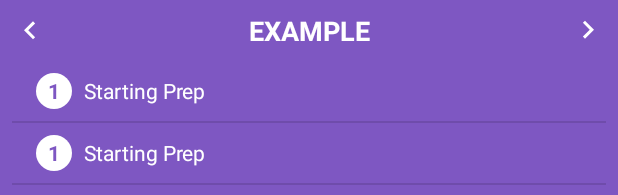
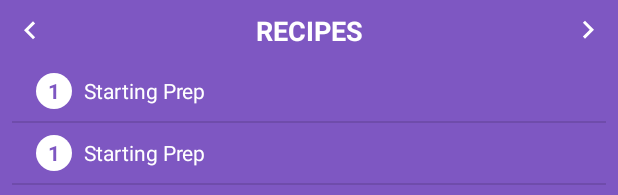
Before and after one commit to Rafaellg/android-baking, an Android app: the layout home_widget.xml on its own in the app's theme, with its tools: preview values and no code run, on a phone screen of 412 x 824 dp. Shown: the top 195 px of the screen. Run offline under Robolectric (Android 15) with nearby library versions, the phone set to English and light mode, and no system bars.

Commit message:
Widget click opening app;

```diff
--- a/app/src/main/res/layout/home_widget.xml
+++ b/app/src/main/res/layout/home_widget.xml
@@ -4,7 +4,9 @@
     xmlns:tools="http://schemas.android.com/tools"
     android:background="@color/colorAccent"
     android:orientation="vertical"
-    android:padding="@dimen/widget_margin">
+    android:paddingTop="@dimen/widget_margin"
+    android:paddingLeft="@dimen/widget_margin"
+    android:paddingRight="@dimen/widget_margin">
 
     <LinearLayout
         android:layout_width="match_parent"
--- a/app/src/main/res/layout/item_widget_step_list.xml
+++ b/app/src/main/res/layout/item_widget_step_list.xml
@@ -4,6 +4,7 @@
     android:layout_width="match_parent"
     android:layout_height="wrap_content"
     android:background="@color/colorAccent"
+    android:id="@+id/ll_container"
     android:orientation="horizontal"
     android:paddingBottom="@dimen/material_1x"
     android:paddingLeft="@dimen/material_2x"
--- a/app/src/main/res/values/strings.xml
+++ b/app/src/main/res/values/strings.xml
@@ -8,6 +8,6 @@
     <string name="label_previously_step">Previously Step</string>
     <string name="title_recipes">Recipes</string>
     <string name="title_step">Step</string>
-    <string name="appwidget_text">EXAMPLE</string>
+    <string name="appwidget_text">RECIPES</string>
     <string name="add_widget">Add widget</string>
 </resources>
```
Also changed, not shown: app/src/main/java/com/rafaelguimas/bakingapp/widget/RecipeWidgetProvider.java (+9 -1 lines), app/src/main/java/com/rafaelguimas/bakingapp/widget/StepViewsFactory.java (+8 -0 lines).
